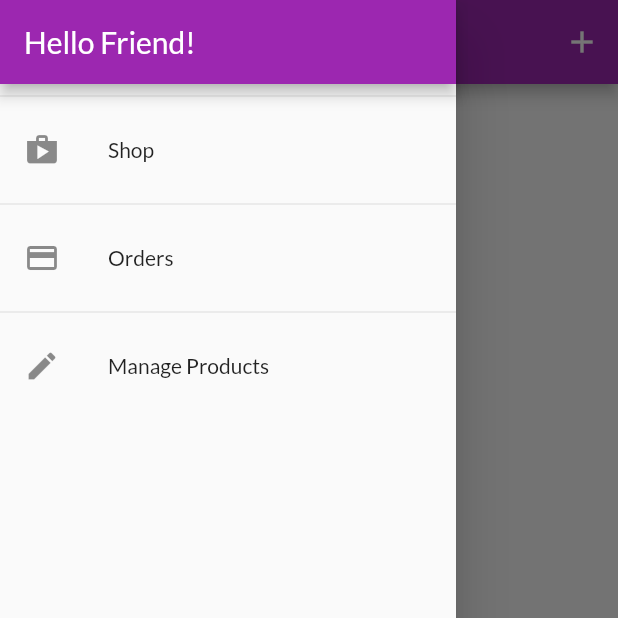
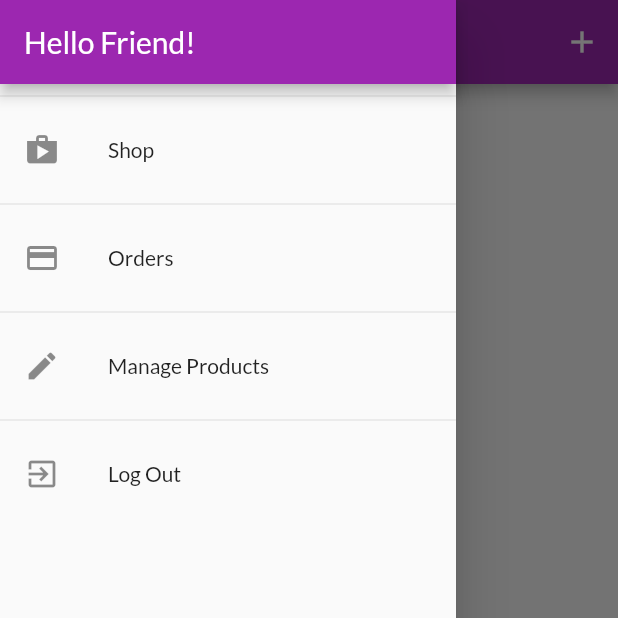
Before and after one commit to Anahit-95/My-Shop, a Flutter app: the UserProductsScreen screen opened by its route, with the side drawer open, on a phone screen of 412 x 824 dp, the top half of it. Run offline on Flutter 3.47's test engine with Material 2 defaults, Android fonts, the phone set to English and light mode, and no system bars; our stand-ins replace shared_preferences; accounts and stored records are empty; network calls fail.

Commit message:
managing products management, and order list for each user

```diff
--- a/lib/main.dart
+++ b/lib/main.dart
@@ -40,6 +40,7 @@ class MyApp extends StatelessWidget {
         ChangeNotifierProxyProvider<Auth, Orders>(
           update: (context, auth, previousOrders) => Orders(
             auth.token,
+            auth.userId,
             previousOrders == null ? [] : previousOrders.orders,
           ),
         ),
--- a/lib/providers/orders.dart
+++ b/lib/providers/orders.dart
@@ -22,8 +22,9 @@ class OrderItem {
 class Orders with ChangeNotifier {
   List<OrderItem> _orders = [];
   final String authToken;
+  final String userId;
 
-  Orders(this.authToken, this._orders);
+  Orders(this.authToken, this.userId, this._orders);
 
   List<OrderItem> get orders {
     return [..._orders];
@@ -31,7 +32,7 @@ class Orders with ChangeNotifier {
 
   Future<void> fetchAndSetOrders() async {
     final url = Uri.parse(
-        'https://flutter-my-shop-b984b-default-rtdb.firebaseio.com/orders.json?auth=$authToken');
+        'https://flutter-my-shop-b984b-default-rtdb.firebaseio.com/orders/$userId.json?auth=$authToken');
     final response = await http.get(url);
     final List<OrderItem> loadedOrders = [];
     final extractedOrders = json.decode(response.body) as Map<String, dynamic>;
@@ -63,7 +64,7 @@ class Orders with ChangeNotifier {
 
   Future<void> addOrder(List<CartItem> cartProducts, double total) async {
     final url = Uri.parse(
-        'https://flutter-my-shop-b984b-default-rtdb.firebaseio.com/orders.json?auth=$authToken');
+        'https://flutter-my-shop-b984b-default-rtdb.firebaseio.com/orders/$userId.json?auth=$authToken');
     final timestamp = DateTime.now();
     final response = await http.post(
       url,
--- a/lib/screens/user_products_screen.dart
+++ b/lib/screens/user_products_screen.dart
@@ -12,12 +12,14 @@ class UserProductsScreen extends StatelessWidget {
   static const routeName = '/user-products';
 
   Future<void> _refreshProducts(BuildContext context) async {
-    await Provider.of<Products>(context, listen: false).fetchAndSetProducts();
+    await Provider.of<Products>(context, listen: false)
+        .fetchAndSetProducts(true);
   }
 
   @override
   Widget build(BuildContext context) {
-    final productsData = Provider.of<Products>(context);
+    // final productsData = Provider.of<Products>(context);
+    print('rebuilding...');
 
     return Scaffold(
       appBar: AppBar(
@@ -32,9 +34,17 @@ class UserProductsScreen extends StatelessWidget {
         ],
       ),
       drawer: AppDrawer(),
-      body: RefreshIndicator(
+      body: FutureBuilder(
+        future: _refreshProducts(context),
+        builder: (context, snapshot) =>
+            snapshot.connectionState == ConnectionState.waiting
+                ? Center(
+                    child: CircularProgressIndicator(),
+                  )
+                : RefreshIndicator(
                     onRefresh: () => _refreshProducts(context),
-        child: Padding(
+                    child: Consumer<Products>(
+                      builder: (context, productsData, _) => Padding(
                         padding: EdgeInsets.all(8),
                         child: ListView.builder(
                           itemBuilder: (context, index) => UserProductsItem(
@@ -46,6 +56,8 @@ class UserProductsScreen extends StatelessWidget {
                         ),
                       ),
                     ),
+                  ),
+      ),
     );
   }
 }
--- a/lib/widgets/app_drawer.dart
+++ b/lib/widgets/app_drawer.dart
@@ -1,7 +1,10 @@
 import 'package:flutter/material.dart';
+import 'package:provider/provider.dart';
 
 import '../screens/orders_screen.dart';
 import '../screens/user_products_screen.dart';
+
+import '../providers/auth.dart';
 
 class AppDrawer extends StatelessWidget {
   @override
@@ -39,6 +42,15 @@ class AppDrawer extends StatelessWidget {
                   .pushReplacementNamed(UserProductsScreen.routeName);
             },
           ),
+          Divider(),
+          ListTile(
+            leading: Icon(Icons.exit_to_app),
+            title: Text('Log Out'),
+            onTap: () {
+              Navigator.of(context).pop();
+              Provider.of<Auth>(context, listen: false).logout();
+            },
+          ),
         ],
       ),
     );
--- a/pubspec.yaml
+++ b/pubspec.yaml
@@ -26,6 +26,7 @@ dependencies:
   provider: ^6.0.5
   intl: ^0.18.0
   http: ^0.13.5
+  shared_preferences: ^2.0.17
 
 
   # The following adds the Cupertino Icons font to your application.
```
Also changed, not shown: lib/providers/auth.dart (+52 -0 lines), lib/providers/products.dart (+5 -2 lines), lib/screens/products_overview_screen.dart (+7 -1 lines), pubspec.lock, 1 other file. Lines whose indentation alone changed are shown as unchanged.
